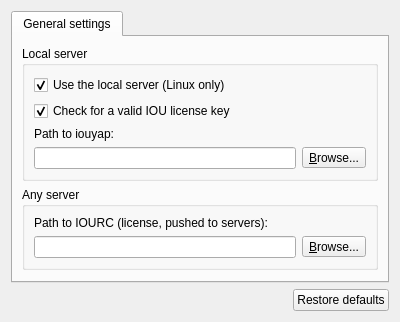
Old version of the form gns3/modules/iou/ui/iou_preferences_page.ui in the repository GNS3/gns3-gui.
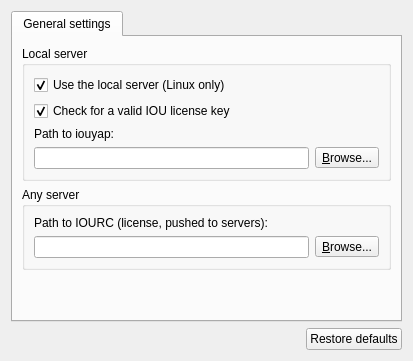
New version of the form.

Commit message: Set minimum sizes for spacers in preferences dialog.

Diff of the .ui file:
```diff
--- a/gns3/modules/iou/ui/iou_preferences_page.ui
+++ b/gns3/modules/iou/ui/iou_preferences_page.ui
@@ -6,8 +6,8 @@
    <rect>
     <x>0</x>
     <y>0</y>
-    <width>400</width>
-    <height>300</height>
+    <width>413</width>
+    <height>361</height>
    </rect>
   </property>
   <property name="windowTitle">
@@ -132,7 +132,7 @@
          <property name="sizeHint" stdset="0">
           <size>
            <width>20</width>
-           <height>40</height>
+           <height>5</height>
           </size>
          </property>
         </spacer>
```
The commit also changes 22 other files.
